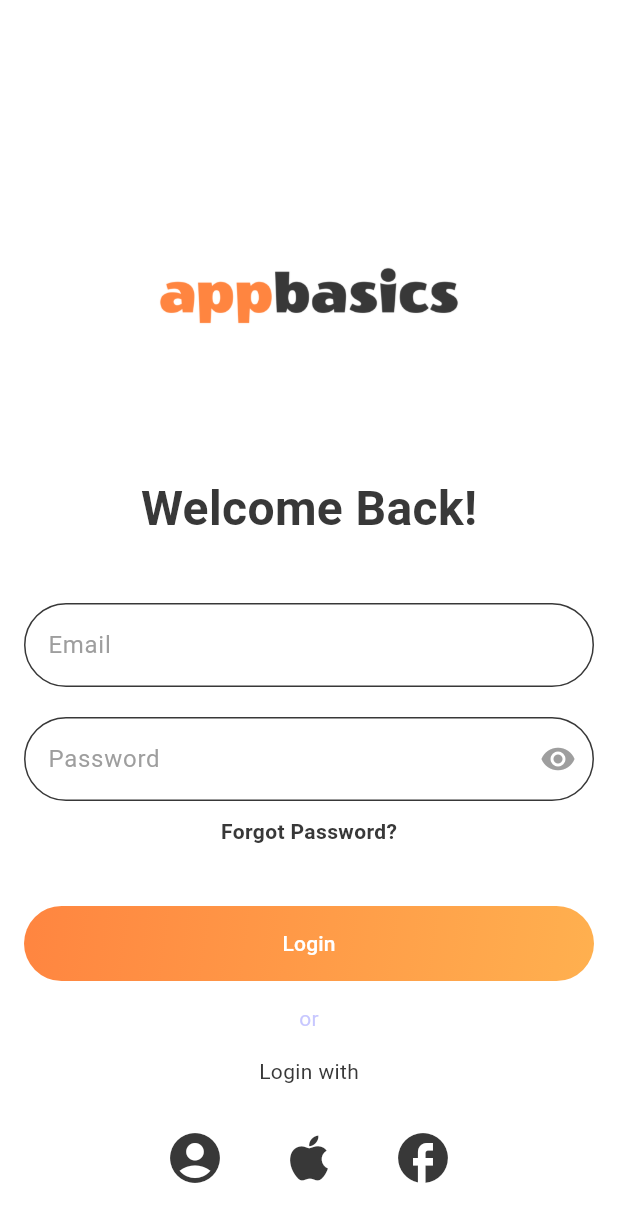
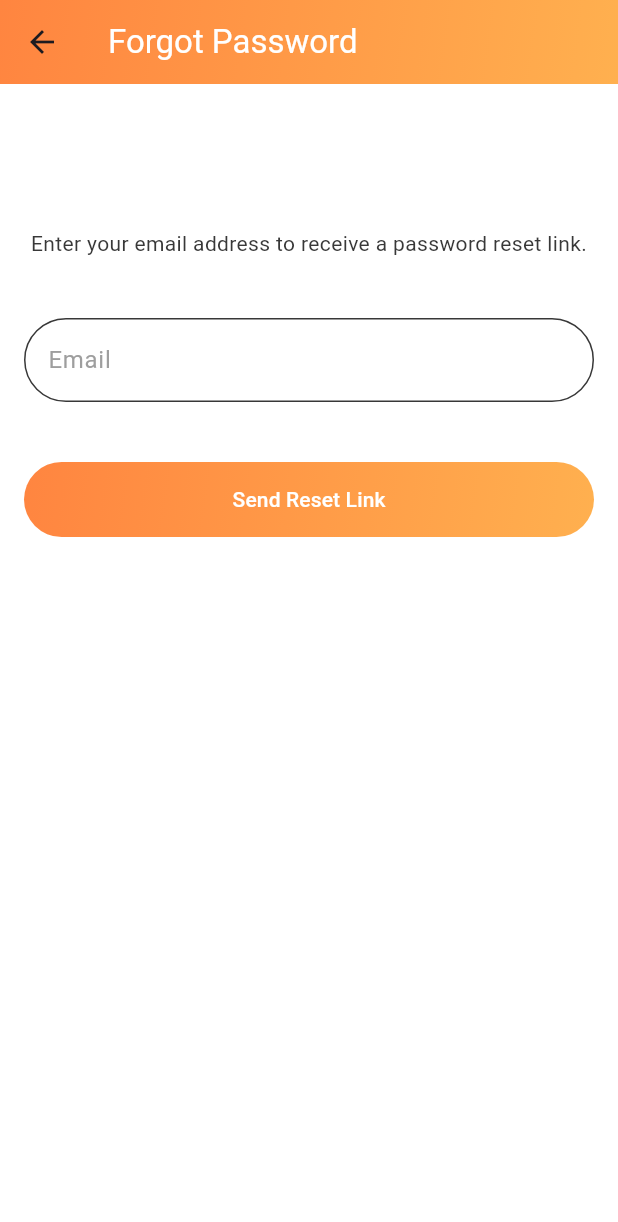
Before and after one commit to mdyasinahmed/app.appbasics, a Flutter app: the screen it shows after launch, after a tap on "Forgot Password?", on a phone screen of 412 x 824 dp. Shown: the top 1222 px of the screen. Run offline on Flutter 3.47's test engine with Material 3 defaults, Android fonts, the phone set to English and light mode, and no system bars.

Commit message:
add forgot_password_page

```diff
--- /dev/null
+++ b/appbasics/lib/forgot_password_page.dart
@@ -0,0 +1,117 @@
+import 'package:flutter/material.dart';
+// import 'package:appbasics/password_reset_page.dart';
+
+class ForgotPasswordPage extends StatefulWidget {
+  @override
+  _ForgotPasswordPageState createState() => _ForgotPasswordPageState();
+}
+
+class _ForgotPasswordPageState extends State<ForgotPasswordPage> {
+  final TextEditingController _emailController = TextEditingController();
+
+  @override
+  Widget build(BuildContext context) {
+    return Scaffold(
+      backgroundColor: Colors.white,
+      appBar: AppBar(
+        title: Text(
+          'Forgot Password',
+          style: TextStyle(color: Colors.white),
+        ),
+        flexibleSpace: Container(
+          decoration: BoxDecoration(
+            gradient: LinearGradient(
+              colors: [Color(0xFFFF8540), Color(0xFFFFB04F)],
+              begin: Alignment.topLeft,
+              end: Alignment.bottomRight,
+            ),
+          ),
+        ),
+      ),
+      body: Padding(
+        padding: const EdgeInsets.all(16.0),
+        child: SingleChildScrollView(
+          child: Column(
+            mainAxisAlignment: MainAxisAlignment.center,
+            children: [
+              SizedBox(height: 80),
+              Text(
+                'Enter your email address to receive a password reset link.',
+                textAlign: TextAlign.center,
+                style: TextStyle(color: Color(0xFF383838)),
+              ),
+              SizedBox(height: 40),
+              TextField(
+                controller: _emailController,
+                decoration: InputDecoration(
+                  labelText: 'Email',
+                  labelStyle: TextStyle(color: Colors.grey),
+                  hintText: 'example@gmail.com',
+                  hintStyle: TextStyle(color: Colors.grey),
+                  fillColor: Colors.white,
+                  filled: true,
+                  enabledBorder: OutlineInputBorder(
+                    borderRadius: BorderRadius.circular(30.0),
+                    borderSide: BorderSide(color: Color(0xFF383838)),
+                  ),
+                  focusedBorder: OutlineInputBorder(
+                    borderRadius: BorderRadius.circular(30.0),
+                    borderSide: BorderSide(color: Color(0xFF383838)),
+                  ),
+                ),
+                style: TextStyle(color: Color(0xFF383838)),
+              ),
+              SizedBox(height: 40),
+              Container(
+                width: double.infinity,
+                height: 50,
+                decoration: BoxDecoration(
+                  gradient: LinearGradient(
+                    colors: [Color(0xFFFF8540), Color(0xFFFFB04F)],
+                    begin: Alignment.topLeft,
+                    end: Alignment.bottomRight,
+                  ),
+                  borderRadius: BorderRadius.circular(30.0),
+                ),
+                child: ElevatedButton(
+                  onPressed: () {
+                    // Handle password reset logic here
+                    String email = _emailController.text;
+                    if (email.isNotEmpty) {
+                      // Simulate sending password reset email
+                      ScaffoldMessenger.of(context).showSnackBar(
+                        SnackBar(content: Text('Password reset link sent to $email')),
+                      );
+                      Navigator.pop(context); // Navigate back after submission
+                    } else {
+                      // Show error if email is empty
+                      ScaffoldMessenger.of(context).showSnackBar(
+                        SnackBar(content: Text('Please enter your email address')),
+                      );
+                    }
+                    // Navigator.push(
+                    //   context,
+                    //   MaterialPageRoute(builder: (context) => PasswordResetPage()),
+                    // );
+                  },
+                  child: Text(
+                    'Send Reset Link',
+                    style: TextStyle(color: Colors.white),
+                  ),
+                  style: ElevatedButton.styleFrom(
+                    backgroundColor: Colors.transparent,
+                    shadowColor: Colors.transparent,
+                    shape: RoundedRectangleBorder(
+                      borderRadius: BorderRadius.circular(30.0),
+                    ),
+                  ),
+                ),
+              ),
+              SizedBox(height: 40),
+            ],
+          ),
+        ),
+      ),
+    );
+  }
+}
--- a/appbasics/lib/login_page.dart
+++ b/appbasics/lib/login_page.dart
@@ -1,6 +1,6 @@
 import 'package:flutter/material.dart';
 import 'sign_up_page.dart';
-// import 'forgot_password_page.dart'; // Import the Forgot Password page
+import 'forgot_password_page.dart';
 
 class LoginPage extends StatefulWidget {
   @override
@@ -92,10 +92,10 @@ class _LoginPageState extends State<LoginPage> {
                 alignment: Alignment.center,
                 child: GestureDetector(
                   onTap: () {
-                    // Navigator.push(
-                    //   context,
-                    //   MaterialPageRoute(builder: (context) => ForgotPasswordPage()),
-                    // );
+                    Navigator.push(
+                      context,
+                      MaterialPageRoute(builder: (context) => ForgotPasswordPage()),
+                    );
                   },
                   child: Text(
                     'Forgot Password?',
```
